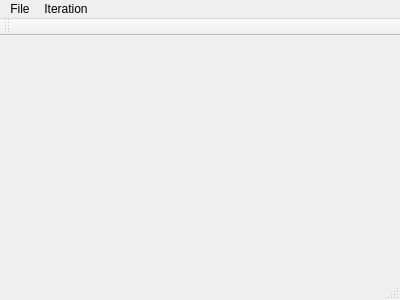
Before: the Qt Designer form StitchView/mainwindow.ui in chenyufjfz/ChipPintu, drawn with Qt 5.
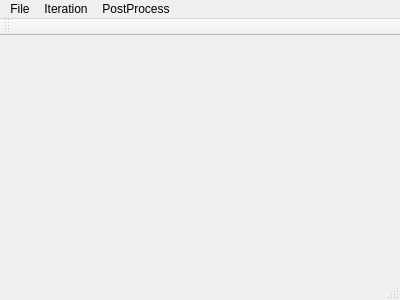
After: the same form once the commit is applied.

```diff
--- a/StitchView/mainwindow.ui
+++ b/StitchView/mainwindow.ui
@@ -20,7 +20,7 @@
      <x>0</x>
      <y>0</y>
      <width>400</width>
-     <height>21</height>
+     <height>26</height>
     </rect>
    </property>
    <widget class="QMenu" name="menuFile">
@@ -41,8 +41,15 @@
     <addaction name="actionPrepare_Next_Iter"/>
     <addaction name="actionOptimize_Offset"/>
    </widget>
+   <widget class="QMenu" name="menuPostProcess">
+    <property name="title">
+     <string>PostProcess</string>
+    </property>
+    <addaction name="actionTransForm"/>
+   </widget>
    <addaction name="menuFile"/>
    <addaction name="menuConfig"/>
+   <addaction name="menuPostProcess"/>
   </widget>
   <widget class="QToolBar" name="mainToolBar">
    <attribute name="toolBarArea">
```
Left out of the diff: 5 changed lines with no effect on the pictures.
